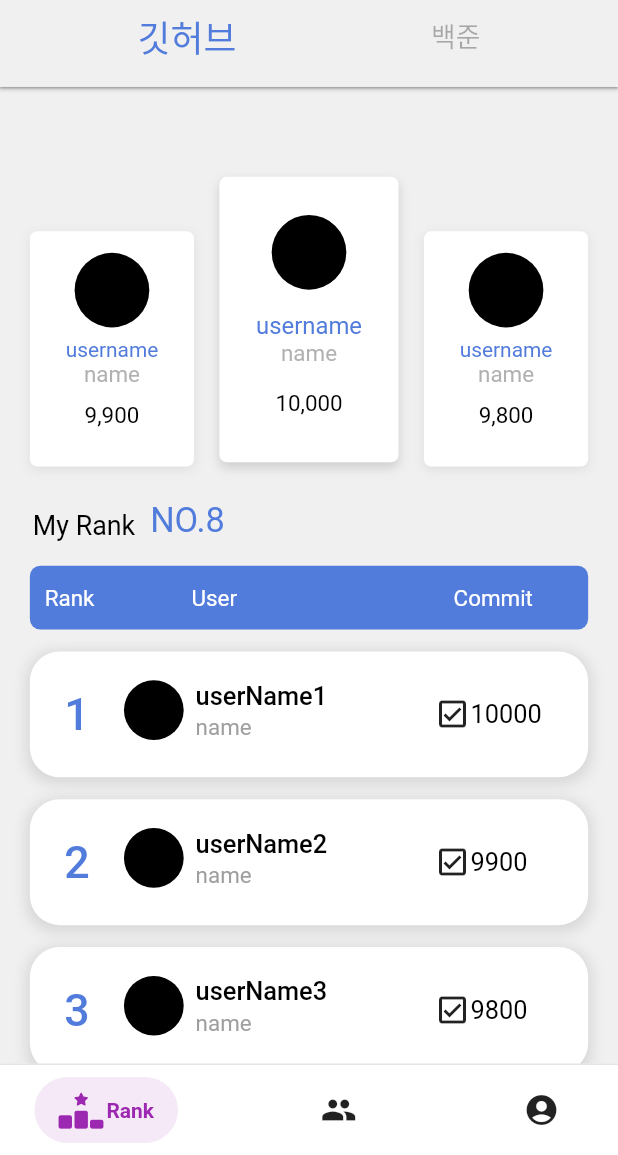
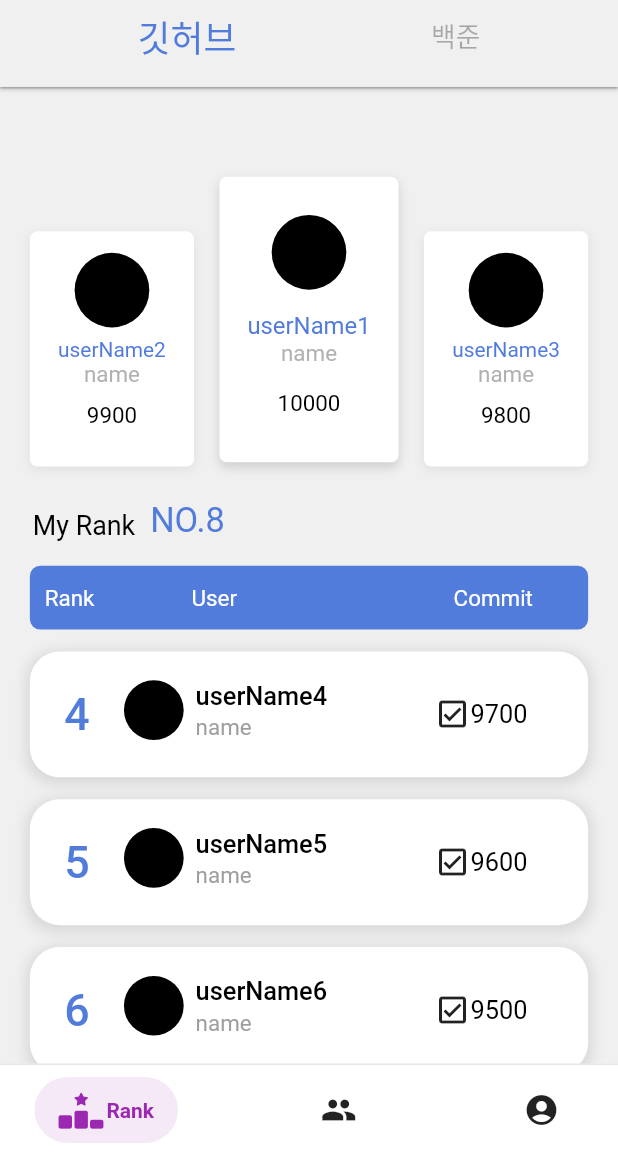
Before and after one commit to BSSM-BGIT/BGIT-App, a Flutter app: the screen it shows after launch, after a tap on "깃허브", on a phone screen of 412 x 824 dp, the part 81-1236 px from its top. Run offline on Flutter 3.47's test engine with Material 2 defaults, Android fonts, the phone set to English and light mode, and no system bars; drawn by our look-alikes of salomon_bottom_bar; our stand-ins replace badges, flutter_native_splash, flutter_screenutil, font_awesome_flutter, percent_indicator, webview_flutter; missing offline and left inert: flutter_web_auth, material_dialogs.

Commit message:
[UPDATE] text

```diff
--- a/bssm_app/lib/widgets/github_rank_view.dart
+++ b/bssm_app/lib/widgets/github_rank_view.dart
@@ -68,7 +68,7 @@ class _RankviewState extends State<GithubRank> {
                               shape: BoxShape.circle, color: Colors.black),
                         ),
                         Text(
-                          "username",
+                          ranks[1].userName,
                           style: TextStyle(
                             fontFamily: "Roboto",
                             fontSize: 14.sp,
@@ -76,7 +76,7 @@ class _RankviewState extends State<GithubRank> {
                           ),
                         ),
                         Text(
-                          "name",
+                          ranks[1].name,
                           style: TextStyle(
                             fontFamily: "Roboto",
                             fontSize: 15.sp,
@@ -87,7 +87,7 @@ class _RankviewState extends State<GithubRank> {
                           height: 9.h,
                         ),
                         Text(
-                          "9,900",
+                          "${ranks[1].commit}",
                           style: TextStyle(
                             fontFamily: "Roboto",
                             fontSize: 15.sp,
@@ -123,7 +123,7 @@ class _RankviewState extends State<GithubRank> {
                             shape: BoxShape.circle, color: Colors.black),
                       ),
                       Text(
-                        "username",
+                        ranks[0].userName,
                         style: TextStyle(
                           fontFamily: "Roboto",
                           fontSize: 16.sp,
@@ -131,7 +131,7 @@ class _RankviewState extends State<GithubRank> {
                         ),
                       ),
                       Text(
-                        "name",
+                        ranks[0].name,
                         style: TextStyle(
                           fontFamily: "Roboto",
                           fontSize: 15.sp,
@@ -142,7 +142,7 @@ class _RankviewState extends State<GithubRank> {
                         height: 15.h,
                       ),
                       Text(
-                        "10,000",
+                        "${ranks[0].commit}",
                         style: TextStyle(
                           fontSize: 15.sp,
                           color: Colors.black,
@@ -180,7 +180,7 @@ class _RankviewState extends State<GithubRank> {
                               shape: BoxShape.circle, color: Colors.black),
                         ),
                         Text(
-                          "username",
+                          ranks[2].userName,
                           style: TextStyle(
                             fontSize: 14.sp,
                             color: CommonColor.blue,
@@ -188,7 +188,7 @@ class _RankviewState extends State<GithubRank> {
                           ),
                         ),
                         Text(
-                          "name",
+                          ranks[2].name,
                           style: TextStyle(
                             fontSize: 15.sp,
                             color: Colors.grey.withOpacity(0.8),
@@ -199,7 +199,7 @@ class _RankviewState extends State<GithubRank> {
                           height: 9.h,
                         ),
                         Text(
-                          "9,800",
+                          "${ranks[2].commit}",
                           style: TextStyle(
                             fontSize: 15.sp,
                             color: Colors.black,
@@ -297,7 +297,7 @@ List<Widget> makeRankList(
     BuildContext context, List<GitRanklist> ranks, int myRank) {
   List<Widget> results = [];
 
-  for (var i = 0; i < ranks.length; i++) {
+  for (var i = 3; i < ranks.length; i++) {
     int rankcolor = colorSelect(ranks[i].rank);
     results.add(Padding(
       padding: EdgeInsets.only(left: 20.w, right: 20.w, top: 13.h),
```
